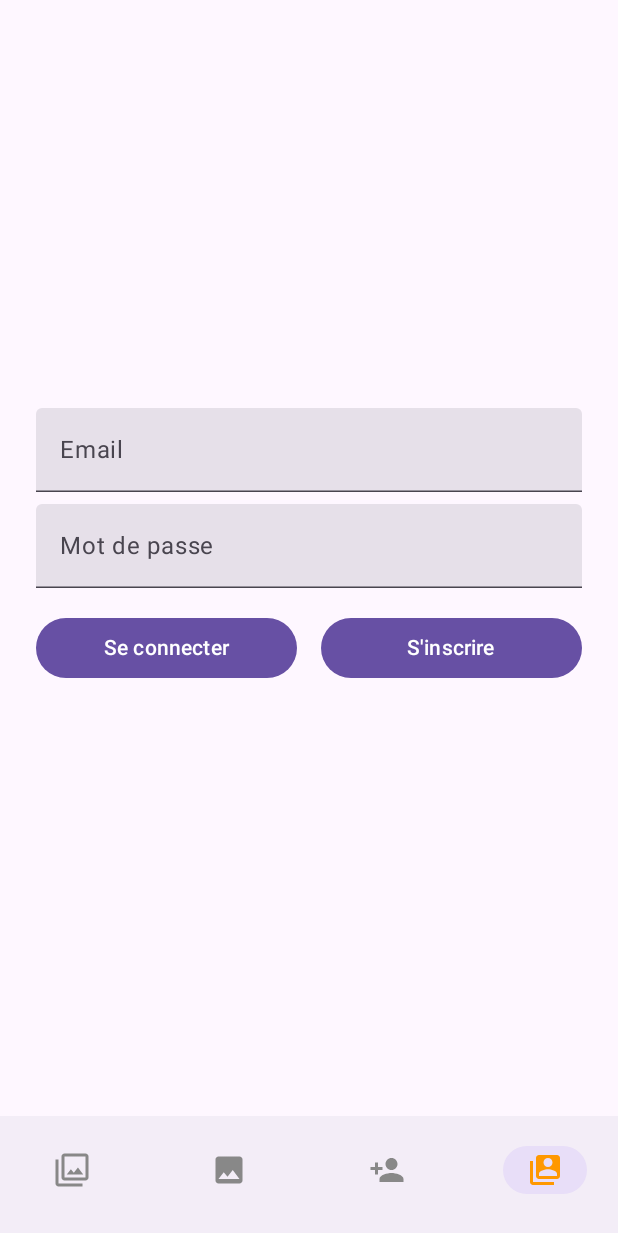
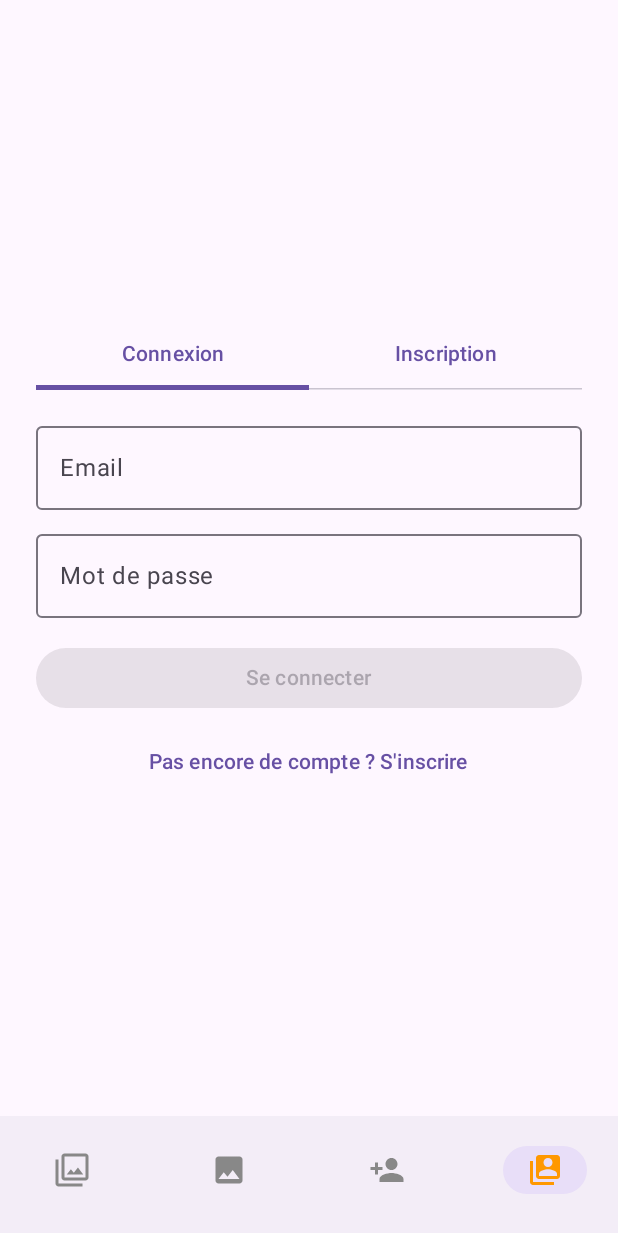
Before and after one commit to Tri7stanB/toko, an Android app built with Jetpack Compose: the screen it shows after launch (MainActivity), item 4 of the bottom bar chosen, on a phone screen of 412 x 824 dp. Shown: the top 1233 px of the screen. Run offline under Robolectric (Android 15) with nearby library versions, the light colour scheme and no system bars; our stand-ins replace Firebase (no records; nobody signed in at launch, a user with empty details on screens opened directly).

Commit message:
feat : onglet d'inscription et onglet de connexion

```diff
--- a/app/src/main/java/com/tbart/toko/ui/theme/screen/ProfileScreen.kt
+++ b/app/src/main/java/com/tbart/toko/ui/theme/screen/ProfileScreen.kt
@@ -1,5 +1,6 @@
 package com.tbart.toko.ui.theme.screen
 
+import androidx.compose.animation.Crossfade
 import androidx.compose.foundation.layout.Column
 import androidx.compose.foundation.layout.padding
 import androidx.compose.material3.Button
@@ -13,21 +14,18 @@ import androidx.compose.ui.unit.dp
 import androidx.lifecycle.viewmodel.compose.viewModel
 import com.tbart.toko.viewmodel.ProfileViewModel
 import androidx.compose.foundation.layout.*
+import androidx.compose.foundation.text.KeyboardOptions
 import androidx.compose.material3.*
 import androidx.compose.runtime.*
+import androidx.compose.ui.Alignment
+import androidx.compose.ui.text.input.KeyboardType
 import com.tbart.toko.viewmodel.ProfileUiState
 import androidx.compose.ui.text.input.PasswordVisualTransformation
 
-
 @Composable
 fun ProfileScreen(viewModel: ProfileViewModel = viewModel(), modifier: Modifier = Modifier) {
-    val message by viewModel.message.collectAsState()
-
-    var email by remember { mutableStateOf("") }
-    var password by remember { mutableStateOf("") }
-
-    // Récupération de l'état UI depuis le ViewModel
-    val state by viewModel.uiState.collectAsState()
+    var selectedTab by remember { mutableStateOf(0) }
+    val tabs = listOf("Connexion", "Inscription")
 
     Column(
         modifier = modifier
@@ -35,62 +33,191 @@ fun ProfileScreen(viewModel: ProfileViewModel = viewModel(), modifier: Modifier
             .padding(24.dp),
         verticalArrangement = Arrangement.Center
     ) {
-        TextField(
-            value = email,
-            onValueChange = { email = it },
-            label = { Text("Email") },
-            modifier = Modifier.fillMaxWidth()
-        )
-
-        Spacer(modifier = Modifier.height(8.dp))
-
-        TextField(
-            value = password,
-            onValueChange = { password = it },
-            label = { Text("Mot de passe") },
-            modifier = Modifier.fillMaxWidth(),
-            visualTransformation = PasswordVisualTransformation()
-        )
-
-        Spacer(modifier = Modifier.height(16.dp))
-
-        Row(
-            modifier = Modifier.fillMaxWidth(),
-            horizontalArrangement = Arrangement.spacedBy(16.dp)
-        ) {
-            Button(
-                onClick = {
-                    if (email.isNotBlank() && password.isNotBlank()) {
-                        viewModel.login(email, password)
-                    } else {
-                        println("Email ou mot de passe vide")
-                    }
-                },
-                modifier = Modifier.weight(1f)
-            ) {
-                Text("Se connecter")
-            }
-
-            Button(
-                onClick = {
-                    if (email.isNotBlank() && password.isNotBlank()) {
-                        viewModel.register(email, password)
-                    } else {
-                        println("Email ou mot de passe vide")
-                    };
-                },
-                modifier = Modifier.weight(1f)
-            ) {
-                Text("S'inscrire")
+        // Onglets
+        TabRow(selectedTabIndex = selectedTab) {
+            tabs.forEachIndexed { index, title ->
+                Tab(
+                    text = { Text(title) },
+                    selected = selectedTab == index,
+                    onClick = { selectedTab = index }
+                )
             }
         }
 
         Spacer(modifier = Modifier.height(16.dp))
 
+        Crossfade(targetState = selectedTab) { tab ->
+            when (tab) {
+                0 -> LoginSection(viewModel) { selectedTab = 1 }
+                1 -> RegisterSection(viewModel) { selectedTab = 0 }
+            }
+        }
+
+    }
+}
+
+@Composable
+private fun LoginSection(viewModel: ProfileViewModel, onRegisterClick: () -> Unit) {
+    var email by remember { mutableStateOf("") }
+    var password by remember { mutableStateOf("") }
+    val state by viewModel.uiState.collectAsState()
+
+    Column {
+        OutlinedTextField(
+            value = email,
+            onValueChange = { email = it },
+            label = { Text("Email") },
+            modifier = Modifier.fillMaxWidth(),
+            singleLine = true,
+            keyboardOptions = KeyboardOptions(keyboardType = KeyboardType.Email)
+        )
+
+        Spacer(modifier = Modifier.height(8.dp))
+
+        OutlinedTextField(
+            value = password,
+            onValueChange = { password = it },
+            label = { Text("Mot de passe") },
+            modifier = Modifier.fillMaxWidth(),
+            visualTransformation = PasswordVisualTransformation(),
+            singleLine = true,
+            keyboardOptions = KeyboardOptions(keyboardType = KeyboardType.Password)
+        )
+
+        Spacer(modifier = Modifier.height(16.dp))
+
+        Button(
+            onClick = { viewModel.login(email, password) },
+            modifier = Modifier.fillMaxWidth(),
+            enabled = email.isNotBlank() && password.isNotBlank()
+        ) {
+            Text("Se connecter")
+        }
+
+        Spacer(modifier = Modifier.height(8.dp))
+
+        // Lien vers l'inscription
+        TextButton(
+            onClick = onRegisterClick,
+            modifier = Modifier.align(Alignment.CenterHorizontally)
+        ) {
+            Text("Pas encore de compte ? S'inscrire")
+        }
+
+        HandleState(state)
+    }
+}
+
+@Composable
+private fun RegisterSection(viewModel: ProfileViewModel, onRegisterClick: () -> Unit) {
+    var email by remember { mutableStateOf("") }
+    var password by remember { mutableStateOf("") }
+    var username by remember { mutableStateOf("") }
+    var confirmPassword by remember { mutableStateOf("") }
+    val state by viewModel.uiState.collectAsState()
+
+    Column {
+        OutlinedTextField(
+            value = username,
+            onValueChange = { username = it },
+            label = { Text("Nom d'utilisateur") },
+            modifier = Modifier.fillMaxWidth(),
+            singleLine = true
+        )
+
+        Spacer(modifier = Modifier.height(8.dp))
+
+        OutlinedTextField(
+            value = email,
+            onValueChange = { email = it },
+            label = { Text("Email") },
+            modifier = Modifier.fillMaxWidth(),
+            singleLine = true,
+            keyboardOptions = KeyboardOptions(keyboardType = KeyboardType.Email)
+        )
+
+        Spacer(modifier = Modifier.height(8.dp))
+
+        OutlinedTextField(
+            value = password,
+            onValueChange = { password = it },
+            label = { Text("Mot de passe") },
+            modifier = Modifier.fillMaxWidth(),
+            visualTransformation = PasswordVisualTransformation(),
+            singleLine = true,
+            keyboardOptions = KeyboardOptions(keyboardType = KeyboardType.Password)
+        )
+
+        Spacer(modifier = Modifier.height(8.dp))
+
+        OutlinedTextField(
+            value = confirmPassword,
+            onValueChange = { confirmPassword = it },
+            label = { Text("Confirmer le mot de passe") },
+            modifier = Modifier.fillMaxWidth(),
+            visualTransformation = PasswordVisualTransformation(),
+            singleLine = true,
+            keyboardOptions = KeyboardOptions(keyboardType = KeyboardType.Password)
+        )
+
+        Spacer(modifier = Modifier.height(16.dp))
+
+        Button(
+            onClick = {
+                if (password == confirmPassword) {
+                    viewModel.register(email, password, username)
+                } else {
+                    // Gérer l'erreur de mot de passe non identique
+                }
+            },
+            modifier = Modifier.fillMaxWidth(),
+            enabled = email.isNotBlank() &&
+                    password.isNotBlank() &&
+                    username.isNotBlank() &&
+                    password == confirmPassword
+        ) {
+            Text("S'inscrire")
+        }
+
+        Spacer(modifier = Modifier.height(8.dp))
+
+        // Lien vers la connexion
+        TextButton(
+            onClick = onRegisterClick,
+            modifier = Modifier.align(Alignment.CenterHorizontally)
+        ) {
+            Text("Déjà un compte ? Se connecter")
+        }
+
+        HandleState(state)
+    }
+}
+
+@Composable
+private fun HandleState(state: ProfileUiState) {
+    Column(
+        modifier = Modifier.fillMaxWidth(),
+        horizontalAlignment = Alignment.CenterHorizontally
+    ) {
         when (state) {
-            is ProfileUiState.Loading -> CircularProgressIndicator()
-            is ProfileUiState.Success -> Text((state as ProfileUiState.Success).message, color = MaterialTheme.colorScheme.primary)
-            is ProfileUiState.Error -> Text((state as ProfileUiState.Error).error, color = MaterialTheme.colorScheme.error)
+            is ProfileUiState.Loading -> {
+                Spacer(modifier = Modifier.height(16.dp))
+                CircularProgressIndicator()
+            }
+            is ProfileUiState.Success -> {
+                Spacer(modifier = Modifier.height(8.dp))
+                Text(
+                    text = state.message,
+                    color = MaterialTheme.colorScheme.primary
+                )
+            }
+            is ProfileUiState.Error -> {
+                Spacer(modifier = Modifier.height(8.dp))
+                Text(
+                    text = state.error,
+                    color = MaterialTheme.colorScheme.error
+                )
+            }
             else -> {}
         }
     }
```
Also changed, not shown: app/src/main/java/com/tbart/toko/viewmodel/ProfileViewModel.kt (+7 -4 lines).
